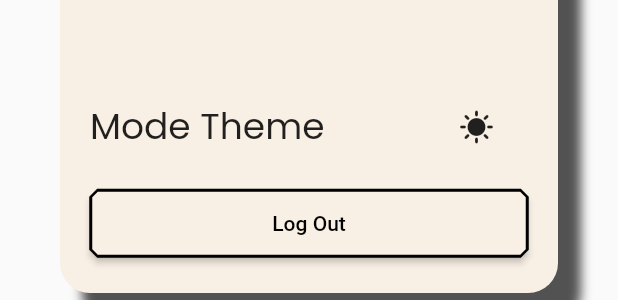
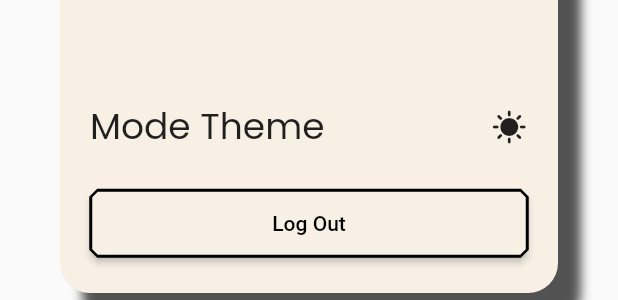
Before and after one commit to SatriaAkbarRizki/noteplan, a Flutter app: the CustomProfile widget shown alone on an empty page, opened directly with empty values, on a phone screen of 412 x 824 dp. Shown: the part 685-985 px from the top of the screen. Run offline on Flutter 3.47's test engine with Material 2 defaults, Android fonts, the phone set to English and light mode, and no system bars; our stand-ins replace firebase_auth, firebase_core, firebase_database, firebase_storage, flutter_cache_manager, google_sign_in and 2 more; accounts and stored records are empty; network calls fail.

Commit message:
fixing width

```diff
--- a/lib/widget/custom_dialog.dart
+++ b/lib/widget/custom_dialog.dart
@@ -111,7 +111,7 @@ class _CustomProfileState extends State<CustomProfile> {
               Row(
                 children: [
                   const Flexible(
-                      flex: 4,
+                      flex: 8,
                       fit: FlexFit.tight,
                       child: Text(
                         'Mode Theme',
```
